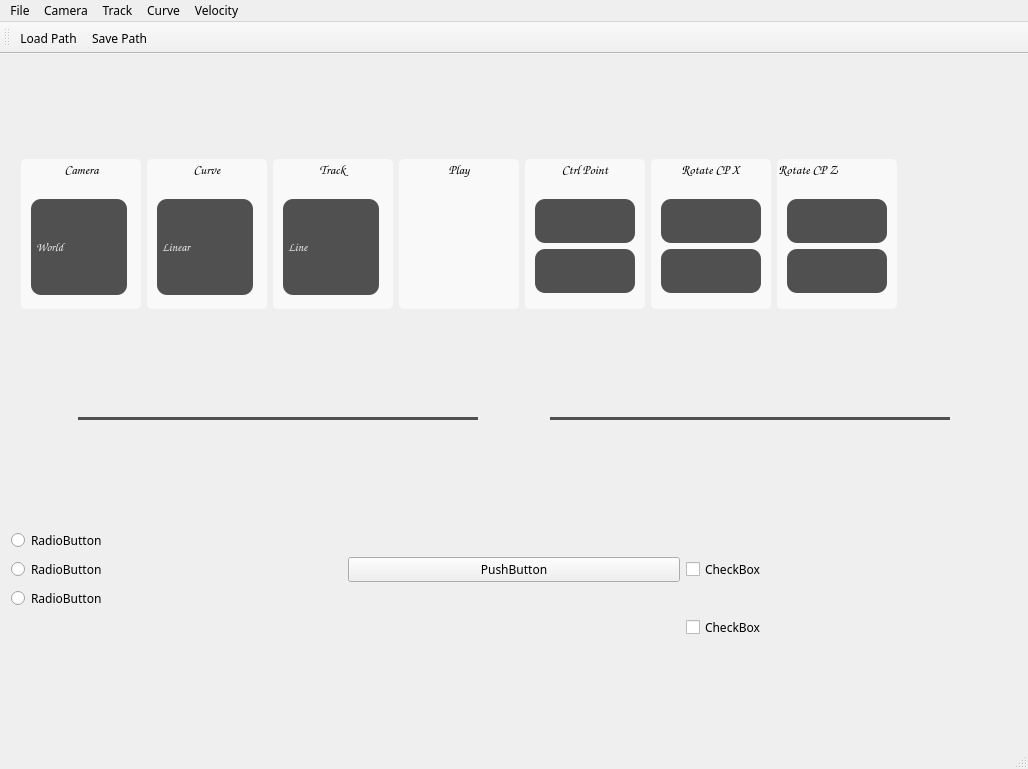
This is Roller Coaster/AppMain.ui in okh8609/CG_Project3_RollerCoaster as Qt 5 draws it before an edit. The edited form follows.
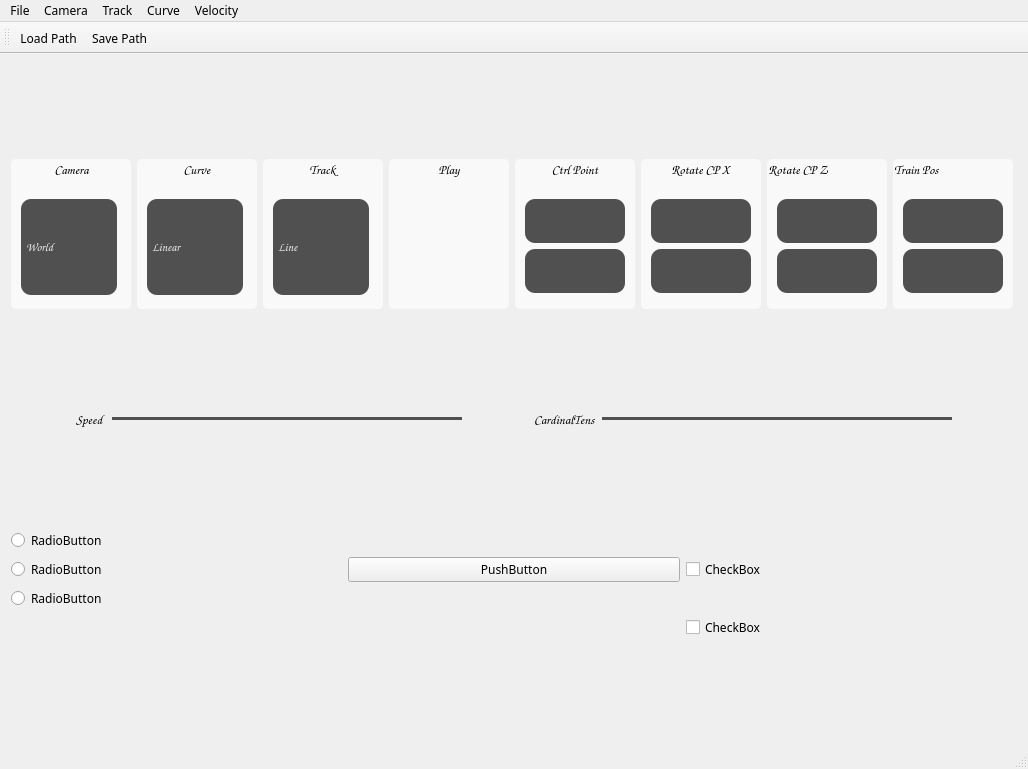
This is the edited form. Icons and pictures are not drawn.

What changed in the file:
```diff
--- a/Roller Coaster/AppMain.ui
+++ b/Roller Coaster/AppMain.ui
@@ -956,6 +956,103 @@
         </widget>
        </widget>
       </item>
+      <item>
+       <widget class="QGroupBox" name="groupBox_4">
+        <property name="minimumSize">
+         <size>
+          <width>120</width>
+          <height>150</height>
+         </size>
+        </property>
+        <property name="maximumSize">
+         <size>
+          <width>200</width>
+          <height>150</height>
+         </size>
+        </property>
+        <property name="font">
+         <font>
+          <family>Comic Sans MS</family>
+          <pointsize>10</pointsize>
+          <weight>75</weight>
+          <bold>true</bold>
+         </font>
+        </property>
+        <property name="styleSheet">
+         <string notr="true">background-color: rgb(249, 249, 249);
+border-radius: 5px;</string>
+        </property>
+        <property name="title">
+         <string>Train Pos</string>
+        </property>
+        <widget class="QPushButton" name="trainPosForward">
+         <property name="geometry">
+          <rect>
+           <x>10</x>
+           <y>40</y>
+           <width>100</width>
+           <height>44</height>
+          </rect>
+         </property>
+         <property name="sizePolicy">
+          <sizepolicy hsizetype="Minimum" vsizetype="Minimum">
+           <horstretch>0</horstretch>
+           <verstretch>0</verstretch>
+          </sizepolicy>
+         </property>
+         <property name="styleSheet">
+          <string notr="true">QPushButton {
+	background-color: rgb(80, 80, 80);
+	color: rgb(240, 240, 240);
+    border-radius: 10px;
+}
+
+QPushButton:pressed {
+	background-color: qradialgradient(spread:pad, cx:0.5, cy:0.5, radius:0.5, fx:0.5, fy:0.5, stop:0 rgba(172, 172, 172, 255), stop:1 rgba(0, 0, 0, 203));
+     padding-top: 10px;
+     padding-left: 5px;
+}</string>
+         </property>
+         <property name="text">
+          <string/>
+         </property>
+         <property name="icon">
+          <iconset resource="AppMain.qrc">
+           <normaloff>:/AppMain/madd.png</normaloff>:/AppMain/madd.png</iconset>
+         </property>
+        </widget>
+        <widget class="QPushButton" name="trainPosBackward">
+         <property name="geometry">
+          <rect>
+           <x>10</x>
+           <y>90</y>
+           <width>100</width>
+           <height>44</height>
+          </rect>
+         </property>
+         <property name="styleSheet">
+          <string notr="true">QPushButton {
+	background-color: rgb(80, 80, 80);
+	color: rgb(240, 240, 240);
+    border-radius: 10px;
+}
+
+QPushButton:pressed {
+	background-color: qradialgradient(spread:pad, cx:0.5, cy:0.5, radius:0.5, fx:0.5, fy:0.5, stop:0 rgba(172, 172, 172, 255), stop:1 rgba(0, 0, 0, 203));
+     padding-top: 10px;
+     padding-left: 5px;
+}</string>
+         </property>
+         <property name="text">
+          <string/>
+         </property>
+         <property name="icon">
+          <iconset resource="AppMain.qrc">
+           <normaloff>:/AppMain/mdelete.png</normaloff>:/AppMain/mdelete.png</iconset>
+         </property>
+        </widget>
+       </widget>
+      </item>
       <item>
        <spacer name="horizontalSpacer_2">
         <property name="minimumSize">
@@ -995,11 +1092,26 @@
         </property>
        </spacer>
       </item>
+      <item>
+       <widget class="QLabel" name="label">
+        <property name="font">
+         <font>
+          <family>Comic Sans MS</family>
+          <pointsize>10</pointsize>
+          <weight>75</weight>
+          <bold>true</bold>
+         </font>
+        </property>
+        <property name="text">
+         <string>Speed</string>
+        </property>
+       </widget>
+      </item>
       <item>
        <widget class="QSlider" name="sSpeed">
         <property name="minimumSize">
          <size>
-          <width>400</width>
+          <width>350</width>
           <height>0</height>
          </size>
         </property>
@@ -1015,11 +1127,14 @@
 	margin: -5px 0;
  }</string>
         </property>
+        <property name="maximum">
+         <number>200</number>
+        </property>
         <property name="singleStep">
          <number>1</number>
         </property>
         <property name="value">
-         <number>50</number>
+         <number>100</number>
         </property>
         <property name="orientation">
          <enum>Qt::Horizontal</enum>
@@ -1039,11 +1154,26 @@
         </property>
        </spacer>
       </item>
+      <item>
+       <widget class="QLabel" name="label_2">
+        <property name="font">
+         <font>
+          <family>Comic Sans MS</family>
+          <pointsize>10</pointsize>
+          <weight>75</weight>
+          <bold>true</bold>
+         </font>
+        </property>
+        <property name="text">
+         <string>CardinalTens</string>
+        </property>
+       </widget>
+      </item>
       <item>
        <widget class="QSlider" name="sCardinalTens">
         <property name="minimumSize">
          <size>
-          <width>400</width>
+          <width>350</width>
           <height>0</height>
          </size>
         </property>
```
